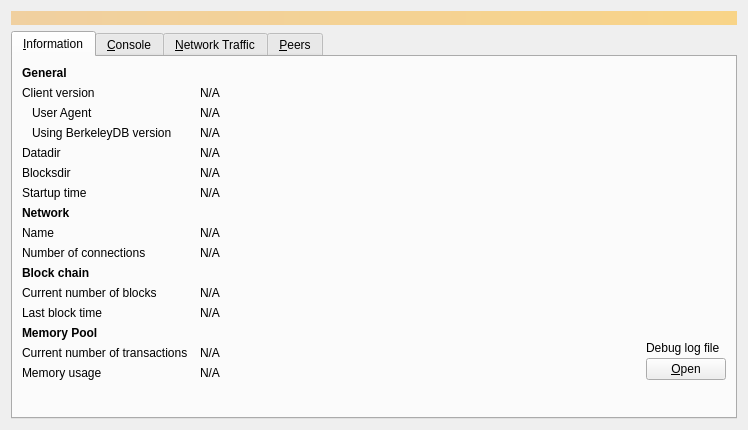
First picture: the form in merdecoin-0.01/src/qt/forms/debugwindow.ui, repository merde-libertas/merdecoin, before the edit.
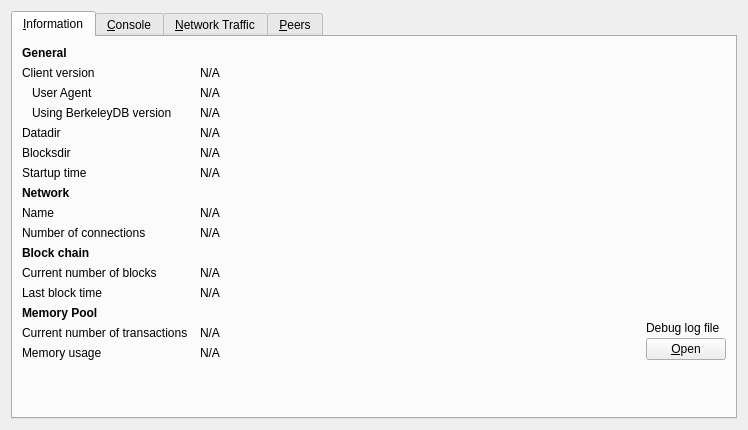
Second picture: the form after the edit. Icons and pictures are not drawn. Custom widgets are drawn as their Qt base class.

```diff
--- a/merdecoin-0.01/src/qt/forms/debugwindow.ui
+++ b/merdecoin-0.01/src/qt/forms/debugwindow.ui
@@ -14,25 +14,6 @@
    <string>Debug window</string>
   </property>
   <layout class="QVBoxLayout" name="verticalLayout_2">
-   <item>
-    <widget class="QLabel" name="label_alerts">
-     <property name="visible">
-      <bool>false</bool>
-     </property>
-     <property name="styleSheet">
-      <string notr="true">QLabel { background-color: qlineargradient(x1: 0, y1: 0, x2: 1, y2: 0, stop:0 #F0D0A0, stop:1 #F8D488); color:#000000; }</string>
-     </property>
-     <property name="wordWrap">
-      <bool>true</bool>
-     </property>
-     <property name="margin">
-      <number>3</number>
-     </property>
-     <property name="textInteractionFlags">
-      <set>Qt::TextSelectableByMouse</set>
-     </property>
-    </widget>
-   </item>
    <item>
     <widget class="QTabWidget" name="tabWidget">
      <property name="currentIndex">
```
Left out of the diff: 10 changed lines with no effect on the pictures.
